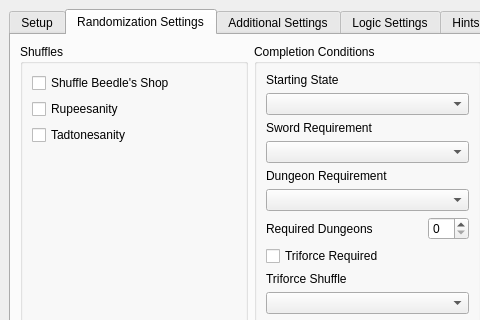
Qt form gui/randogui.ui (ssrando/ssrando) before a commit; both pictures show x 0 to 480 and y 0 to 320 of the 1202 by 759 pixel window.
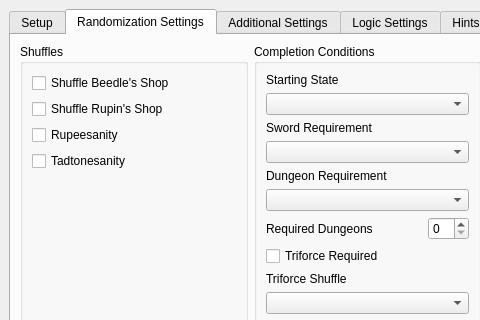
The same form after that commit.

Commit message: Add broken support for Rupin Shopsanity

Diff of the .ui file:
```diff
--- a/gui/randogui.ui
+++ b/gui/randogui.ui
@@ -524,6 +524,13 @@
                </property>
               </widget>
              </item>
+             <item>
+              <widget class="QCheckBox" name="option_rupin_shopsanity">
+               <property name="text">
+                <string>Shuffle Rupin's Shop</string>
+               </property>
+              </widget>
+             </item>
              <item>
               <widget class="QCheckBox" name="option_rupeesanity">
                <property name="text">
```
Left out of the diff: 2 changed lines with no effect on the pictures. The commit also changes 20 other files.
